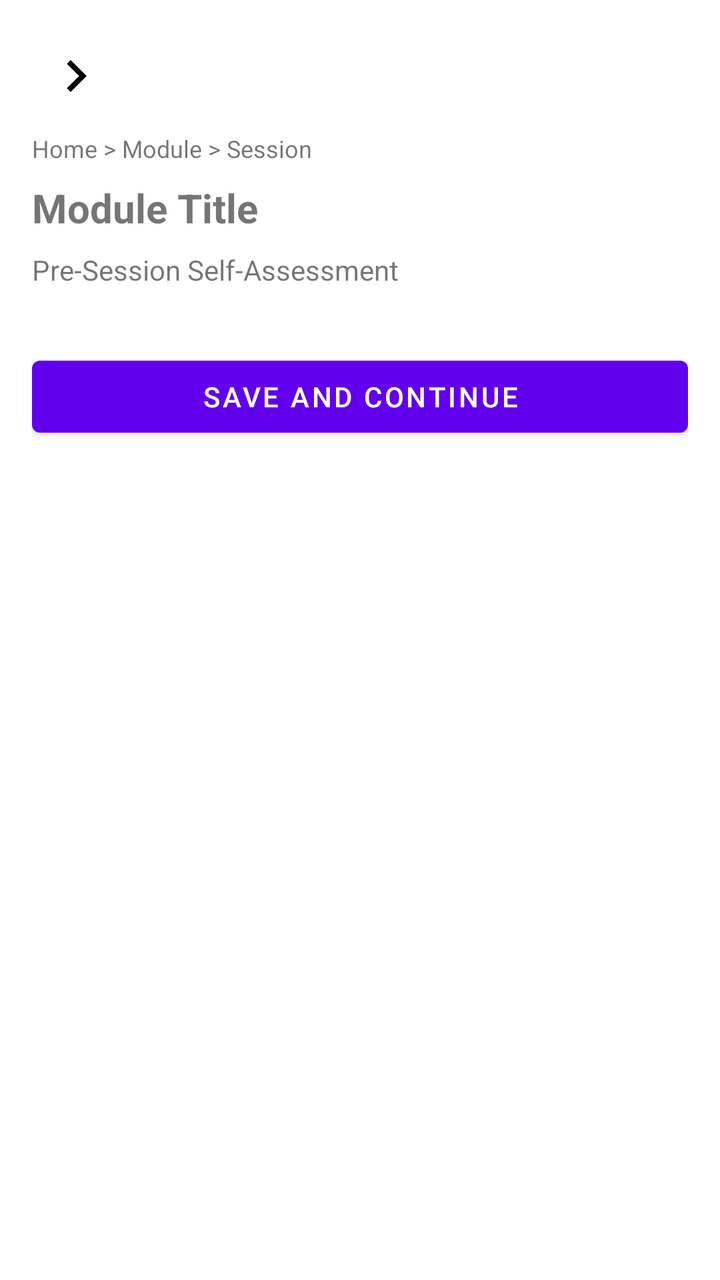
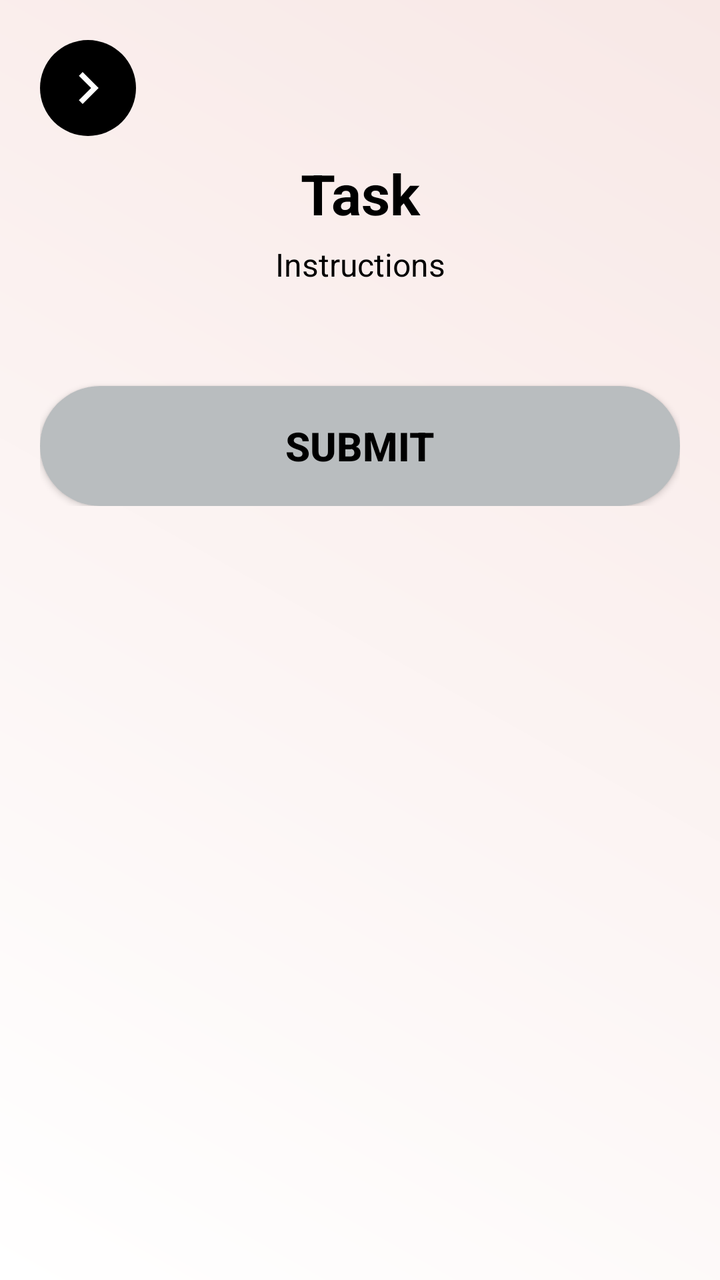

Two renders of the same Android screen: before a commit and after it. Below are the layout's source before the change and the commit's diff.
<!-- AndroidManifest.xml: application theme Theme.CogniSync -->
<!-- res/layout/activity_assessment.xml -->
<?xml version="1.0" encoding="utf-8"?>
<ScrollView xmlns:android="http://schemas.android.com/apk/res/android"
    android:layout_width="match_parent"
    android:layout_height="match_parent"
    android:padding="16dp">

    <LinearLayout
        android:orientation="vertical"
        android:layout_width="match_parent"
        android:layout_height="wrap_content">

        <ImageButton
            android:id="@+id/backButton"
            android:layout_width="44dp"
            android:layout_height="44dp"
            android:src="@drawable/chevron_right"
            android:background="@null"/>

        <TextView
            android:id="@+id/navPath"
            android:layout_width="wrap_content"
            android:layout_height="wrap_content"
            android:text="Home > Module > Session"
            android:textSize="12sp"
            android:layout_marginTop="6dp"/>

        <TextView
            android:id="@+id/titleText"
            android:layout_width="wrap_content"
            android:layout_height="wrap_content"
            android:text="Module Title"
            android:textSize="20sp"
            android:textStyle="bold"
            android:layout_marginTop="8dp"/>

        <TextView
            android:id="@+id/taskLabel"
            android:layout_width="wrap_content"
            android:layout_height="wrap_content"
            android:text="Pre-Session Self-Assessment"
            android:layout_marginTop="8dp"/>

        <LinearLayout
            android:id="@+id/questionContainer"
            android:orientation="vertical"
            android:layout_width="match_parent"
            android:layout_height="wrap_content"
            android:layout_marginTop="12dp"/>

        <Button
            android:id="@+id/btnNext"
            android:layout_width="match_parent"
            android:layout_height="48dp"
            android:text="Save and Continue"
            android:layout_marginTop="18dp"/>
    </LinearLayout>
</ScrollView>
<!-- resources referenced by this layout -->
<resources>
  <!-- drawable chevron_right (drawable) -->
  <vector xmlns:android="http://schemas.android.com/apk/res/android"
      android:width="32dp"
      android:height="32dp"
      android:viewportWidth="32"
      android:viewportHeight="32">
      <path
          android:fillColor="#000000"
          android:pathData="M11.45 22.12L17.56 16l-6.1-6.12L13.32 8l8 8-8 8-1.88-1.88Z"/>
  </vector>
  <style name="Theme.CogniSync" parent="Theme.MaterialComponents.DayNight.NoActionBar">
  
  
  
          
          <item name="android:statusBarColor">@android:color/white</item>
          <item name="android:windowLightStatusBar">true</item>
  
      </style>
</resources>

<!-- the commit's change to res/layout/activity_assessment.xml (unified diff, before → after) -->
@@ -2,56 +2,61 @@
 <ScrollView xmlns:android="http://schemas.android.com/apk/res/android"
     android:layout_width="match_parent"
     android:layout_height="match_parent"
-    android:padding="16dp">
+    android:background="@drawable/background_gradient"
+    android:fitsSystemWindows="true">
 
     <LinearLayout
+        android:id="@+id/rootLayout"
         android:orientation="vertical"
+        android:padding="20dp"
         android:layout_width="match_parent"
         android:layout_height="wrap_content">
 
         <ImageButton
             android:id="@+id/backButton"
-            android:layout_width="44dp"
-            android:layout_height="44dp"
-            android:src="@drawable/chevron_right"
-            android:background="@null"/>
-
-        <TextView
-            android:id="@+id/navPath"
-            android:layout_width="wrap_content"
-            android:layout_height="wrap_content"
-            android:text="Home > Module > Session"
-            android:textSize="12sp"
-            android:layout_marginTop="6dp"/>
+            android:background="@drawable/circle_bg"
+            android:layout_width="48dp"
+            android:layout_height="48dp"
+            android:src="@drawable/ic_arrow_back" />
 
         <TextView
             android:id="@+id/titleText"
-            android:layout_width="wrap_content"
+            android:text="Task"
+            android:textColor="#000000"
+            android:textSize="28sp"
+            android:textStyle="bold"
+            android:gravity="center"
+            android:layout_width="match_parent"
             android:layout_height="wrap_content"
-            android:text="Module Title"
-            android:textSize="20sp"
-            android:textStyle="bold"
-            android:layout_marginTop="8dp"/>
+            android:layout_marginTop="10dp" />
 
         <TextView
-            android:id="@+id/taskLabel"
-            android:layout_width="wrap_content"
+            android:id="@+id/instructionText"
+            android:text="Instructions"
+            android:textSize="16sp"
+            android:textColor="#000000"
+            android:gravity="center"
+            android:layout_width="match_parent"
             android:layout_height="wrap_content"
-            android:text="Pre-Session Self-Assessment"
-            android:layout_marginTop="8dp"/>
+            android:layout_marginTop="6dp" />
 
         <LinearLayout
             android:id="@+id/questionContainer"
             android:orientation="vertical"
             android:layout_width="match_parent"
             android:layout_height="wrap_content"
-            android:layout_marginTop="12dp"/>
+            android:layout_marginTop="20dp" />
 
-        <Button
+        <androidx.appcompat.widget.AppCompatButton
             android:id="@+id/btnNext"
+            android:text="SUBMIT"
+            android:textColor="#000000"
+            android:textStyle="bold"
+            android:textSize="20sp"
+            android:background="@drawable/btn_bg"
+            android:layout_marginTop="30dp"
             android:layout_width="match_parent"
-            android:layout_height="48dp"
-            android:text="Save and Continue"
-            android:layout_marginTop="18dp"/>
+            android:layout_height="60dp" />
+
     </LinearLayout>
 </ScrollView>
<!-- resource entries referenced after the edit -->
@@ -1,13 +1,43 @@
 <!-- resources referenced by this layout -->
 <resources>
-  <!-- drawable chevron_right (drawable) -->
+  <!-- drawable background_gradient (drawable) -->
+  <?xml version="1.0" encoding="utf-8"?>
+  <shape xmlns:android="http://schemas.android.com/apk/res/android">
+      <gradient
+          android:angle="45"
+          android:startColor="#Ffffff"
+          android:endColor="#F8E8E6"
+          android:type="linear" />
+  </shape>
+  <!-- drawable btn_bg (drawable) -->
+  <shape xmlns:android="http://schemas.android.com/apk/res/android"
+      android:shape="rectangle">
+      <solid android:color="#B9BDBF"/>
+      <corners android:radius="35dp"/>
+  </shape>
+  <!-- drawable circle_bg (drawable) -->
+  <?xml version="1.0" encoding="utf-8"?>
+  <shape xmlns:android="http://schemas.android.com/apk/res/android"
+      android:shape="oval">
+  
+      
+      <solid android:color="#000000"/>   
+  
+      
+      <stroke
+          android:width="0dp"
+          android:color="#CCCCCC"/>       
+  
+      
+  </shape>
+  <!-- drawable ic_arrow_back (drawable) -->
   <vector xmlns:android="http://schemas.android.com/apk/res/android"
       android:width="32dp"
       android:height="32dp"
       android:viewportWidth="32"
       android:viewportHeight="32">
       <path
-          android:fillColor="#000000"
+          android:fillColor="#ffffff"
           android:pathData="M11.45 22.12L17.56 16l-6.1-6.12L13.32 8l8 8-8 8-1.88-1.88Z"/>
   </vector>
   <style name="Theme.CogniSync" parent="Theme.MaterialComponents.DayNight.NoActionBar">
